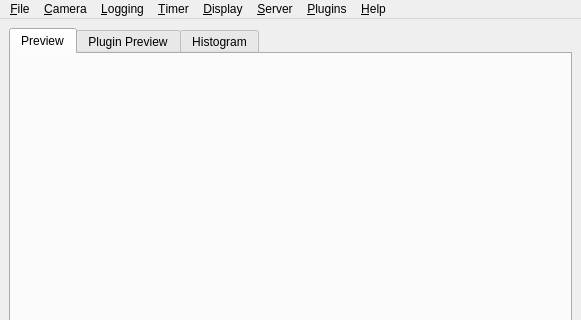
This is src/gui/camera_window.ui in janelia-idf/bias as Qt 5 draws it before an edit; both pictures show x 0 to 581 and y 0 to 320 of the 581 by 479 pixel window. The edited form follows.
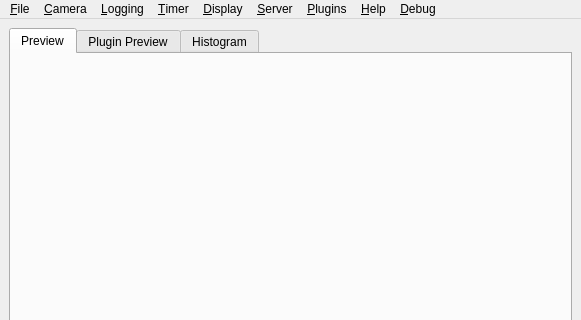
This is the edited form.

Commit message: Added method to dump all camera properteies to a string. Added Debug menu to bais and 'dump camera properties' menu item. Worked on adding external http server to fly sorter.

The edit to the form file:
```diff
--- a/src/gui/camera_window.ui
+++ b/src/gui/camera_window.ui
@@ -357,6 +357,12 @@
     <addaction name="actionServerPortPtr_"/>
     <addaction name="actionServerCommandsPtr_"/>
    </widget>
+   <widget class="QMenu" name="menuDebugPtr_">
+    <property name="title">
+     <string>&amp;Debug</string>
+    </property>
+    <addaction name="actionDumpCameraPropsPtr_"/>
+   </widget>
    <addaction name="menuFile"/>
    <addaction name="menuCameraPtr_"/>
    <addaction name="menuLoggingPtr_"/>
@@ -365,6 +371,7 @@
    <addaction name="menuServerPtr_"/>
    <addaction name="menuPluginsPtr_"/>
    <addaction name="menuHelpPtr_"/>
+   <addaction name="menuDebugPtr_"/>
   </widget>
   <widget class="QStatusBar" name="statusbarPtr_"/>
   <action name="actionLogging">
```
Left out of the diff: 5 changed lines with no effect on the pictures. The commit also changes 7 other files.
